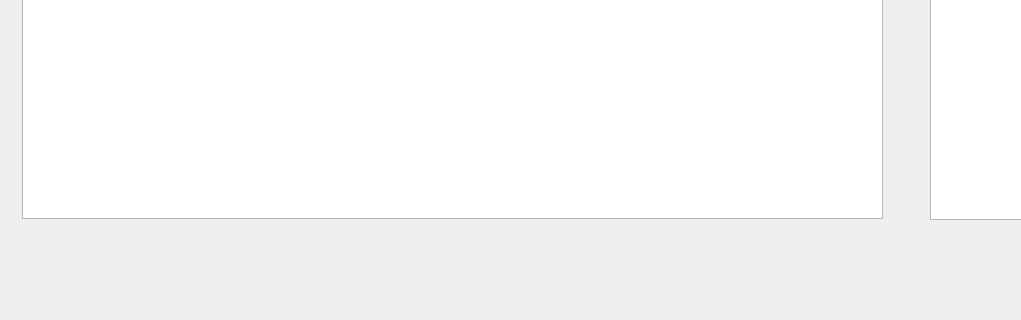
adventurer-w/Books-Management-System, file BMS/view/usermanagement.ui: the form before one commit; both pictures show x 0 to 1021 and y 580 to 900 of the 1300 by 900 pixel window.
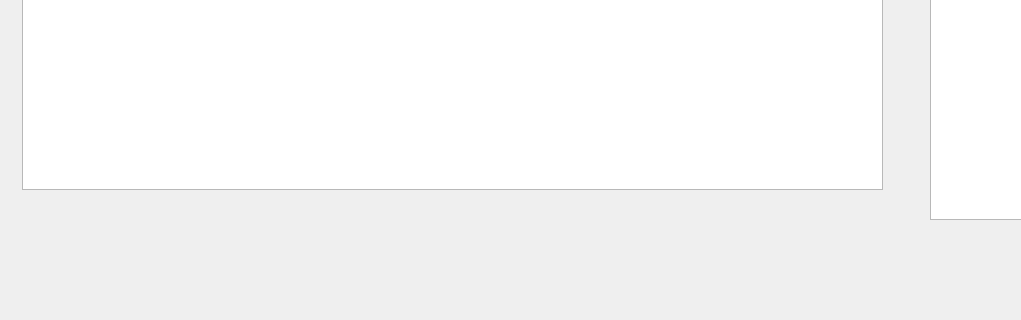
The form after the commit.

```diff
--- a/BMS/view/usermanagement.ui
+++ b/BMS/view/usermanagement.ui
@@ -61,7 +61,7 @@
      <x>22</x>
      <y>139</y>
      <width>861</width>
-     <height>660</height>
+     <height>631</height>
     </rect>
    </property>
   </widget>
```
